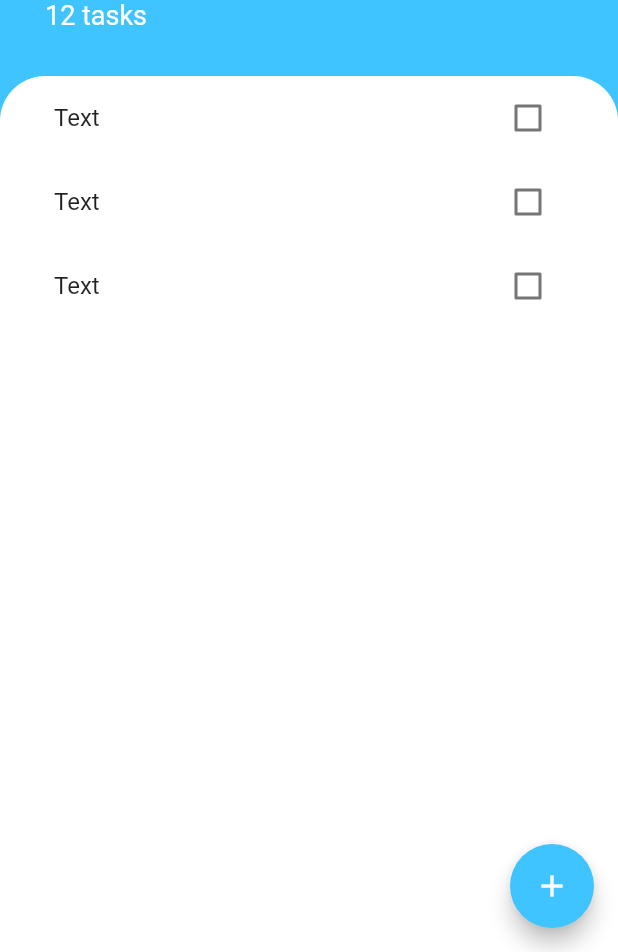
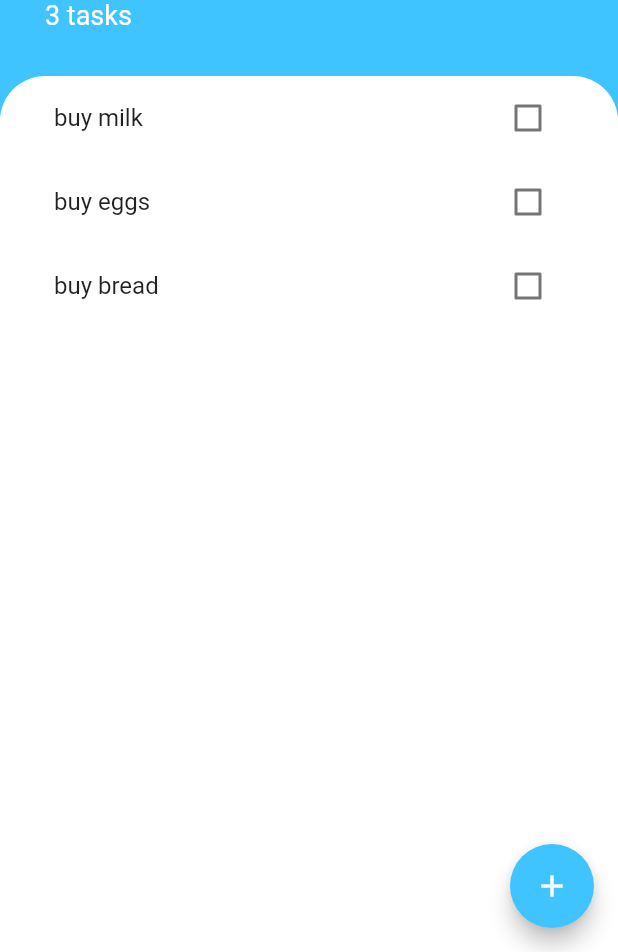
Before and after one commit to ScottCameron1989/todoey_flutter, a Flutter app: the screen it shows after launch, on a phone screen of 412 x 824 dp, the part 284-1236 px from its top. Run offline on Flutter 3.47's test engine with Material 2 defaults, Android fonts, the phone set to English and light mode, and no system bars.

```diff
--- a/lib/main.dart
+++ b/lib/main.dart
@@ -1,13 +1,20 @@
 import 'package:flutter/material.dart';
+import 'package:provider/provider.dart';
 import 'screens/task.dart';
+import 'models/data.dart';
 
 void main() => runApp(MyApp());
 
 class MyApp extends StatelessWidget {
   @override
   Widget build(BuildContext context) {
-    return MaterialApp(
-      home: TasksScreen(),
+    return ChangeNotifierProvider<Data>(
+      create: (context) {
+        return Data();
+      },
+      child: MaterialApp(
+        home: TasksScreen(),
+      ),
     );
   }
 }
--- /dev/null
+++ b/lib/models/data.dart
@@ -0,0 +1,20 @@
+import 'package:flutter/material.dart';
+import 'task.dart';
+
+class Data extends ChangeNotifier {
+  List<Task> currentTasks = [
+    Task(name: 'buy milk'),
+    Task(name: 'buy eggs'),
+    Task(name: 'buy bread'),
+  ];
+
+  void addTask(Task task) {
+    currentTasks.add(task);
+    notifyListeners();
+  }
+
+  void toggleTaskDone(int index) {
+    currentTasks[index].toggleDone();
+    notifyListeners();
+  }
+}
--- /dev/null
+++ b/lib/models/task.dart
@@ -0,0 +1,10 @@
+class Task {
+  final String name;
+  bool isDone;
+
+  Task({this.name, this.isDone = false});
+
+  void toggleDone() {
+    isDone = !isDone;
+  }
+}
--- a/lib/screens/task.dart
+++ b/lib/screens/task.dart
@@ -1,7 +1,10 @@
 import 'package:flutter/cupertino.dart';
 import 'package:flutter/material.dart';
+import 'package:provider/provider.dart';
 import 'package:todoey_flutter/widgets/task_list.dart';
 import 'add_task_screen.dart';
+import 'package:todoey_flutter/models/task.dart';
+import 'package:todoey_flutter/models/data.dart';
 
 class TasksScreen extends StatelessWidget {
   @override
@@ -17,7 +20,12 @@ class TasksScreen extends StatelessWidget {
                         child: Container(
                       padding: EdgeInsets.only(
                           bottom: MediaQuery.of(context).viewInsets.bottom),
-                      child: AddTaskScreen(),
+                      child:
+                          AddTaskScreen(addTaskCallback: (String returnedName) {
+                        Task newTask = Task(name: returnedName);
+                        Provider.of<Data>(context, listen: false)
+                            .addTask(newTask);
+                      }),
                     )));
           },
           backgroundColor: Colors.lightBlueAccent,
@@ -49,7 +57,7 @@ class TasksScreen extends StatelessWidget {
                       color: Colors.white),
                 ),
                 Text(
-                  '12 tasks',
+                  '${Provider.of<Data>(context).currentTasks.length} tasks',
                   style: TextStyle(color: Colors.white, fontSize: 18.0),
                 ),
               ],
--- a/lib/widgets/task_list.dart
+++ b/lib/widgets/task_list.dart
@@ -1,11 +1,27 @@
 import 'package:flutter/material.dart';
+import 'package:provider/provider.dart';
 import 'task_tile.dart';
+
+import 'package:todoey_flutter/models/data.dart';
 
 class TasksList extends StatelessWidget {
   @override
   Widget build(BuildContext context) {
-    return ListView(
-      children: <Widget>[TaskTile(), TaskTile(), TaskTile()],
+    return Consumer<Data>(
+      builder: (context, taskData, child) {
+        return ListView.builder(
+          itemBuilder: (context, index) {
+            return TaskTile(
+              title: taskData.currentTasks[index].name,
+              isChecked: taskData.currentTasks[index].isDone,
+              checkboxCallback: (checkboxState) {
+                taskData.toggleTaskDone(index);
+              },
+            );
+          },
+          itemCount: taskData.currentTasks.length,
+        );
+      },
     );
   }
 }
--- a/lib/widgets/task_tile.dart
+++ b/lib/widgets/task_tile.dart
@@ -3,23 +3,26 @@ import 'dart:ui';
 import 'package:flutter/material.dart';
 
 class TaskTile extends StatelessWidget {
-  final task = TextEditingController(text: 'task');
-  bool isChecked = false;
+  final bool isChecked;
+  final String title;
+  final Function checkboxCallback;
+//  final Function onChecked;
+
+  TaskTile({this.title, this.isChecked = false, this.checkboxCallback});
+
   @override
   Widget build(BuildContext context) {
     return ListTile(
         title: Text(
-        'Text',
+          title,
           style: TextStyle(
               decoration:
                   isChecked ? TextDecoration.lineThrough : TextDecoration.none),
         ),
         trailing: Checkbox(
-        value: false,
-        onChanged: (checked) {
-          isChecked = checked;
-        },
-      ),
-    );
+          activeColor: Colors.lightBlueAccent,
+          value: isChecked,
+          onChanged: checkboxCallback,
+        ));
   }
 }
--- a/pubspec.yaml
+++ b/pubspec.yaml
@@ -23,6 +23,7 @@ dependencies:
   # The following adds the Cupertino Icons font to your application.
   # Use with the CupertinoIcons class for iOS style icons.
   cupertino_icons: ^0.1.2
+  provider: ^4.0.4
 
 dev_dependencies:
   flutter_test:
```
Also changed, not shown: lib/screens/add_task_screen.dart (+7 -1 lines), pubspec.lock. Lines whose indentation alone changed are shown as unchanged.
